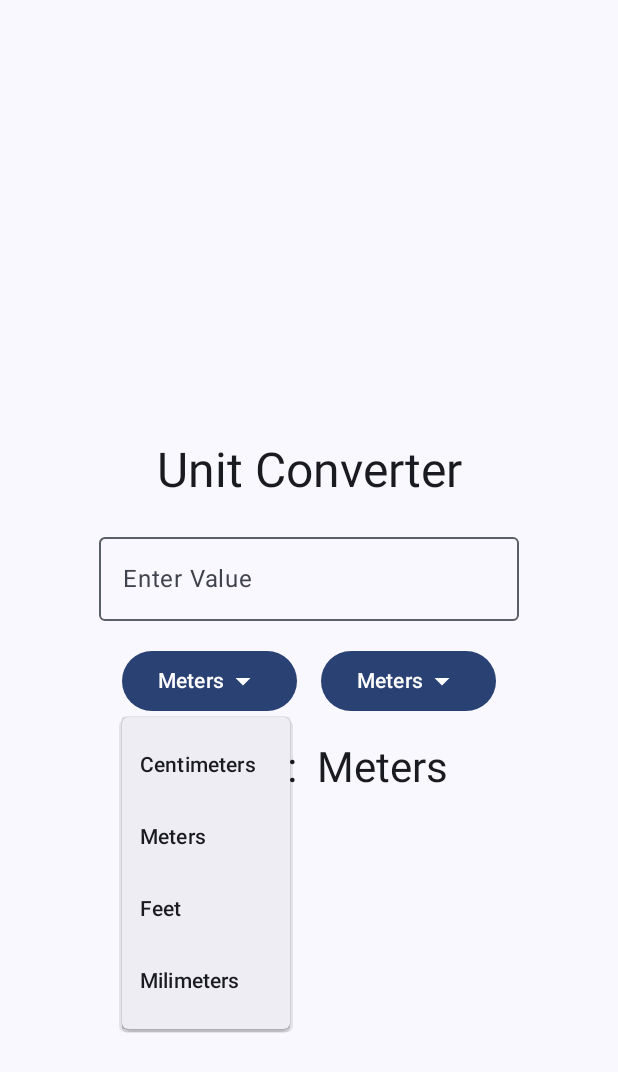
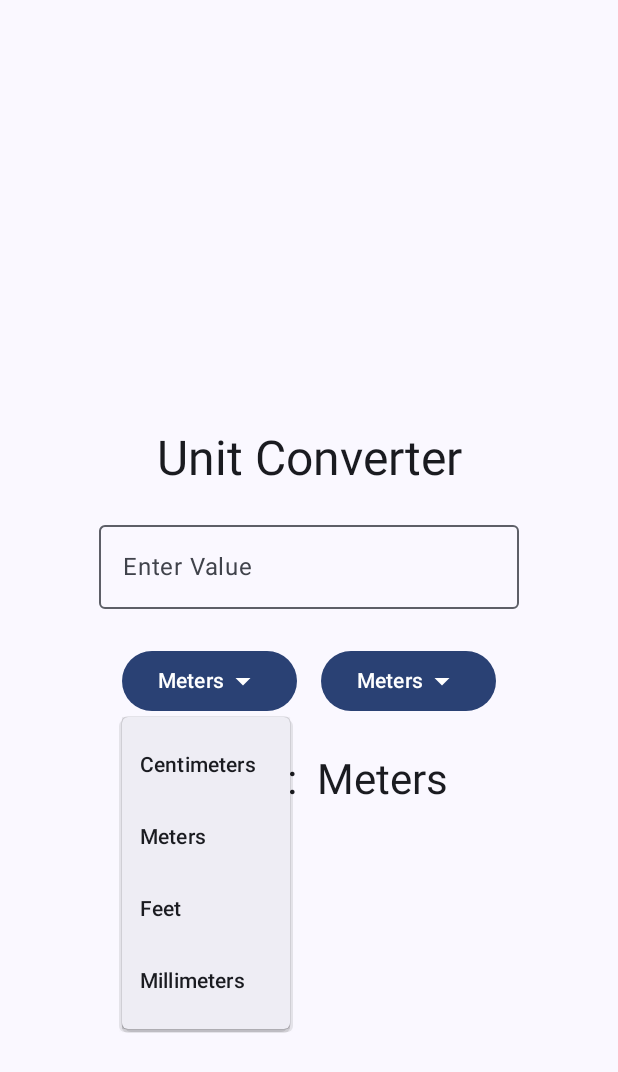
Before and after one commit to NehemiahBuildApps-dev/ShoppinListApp, an Android app built with Jetpack Compose: the screen it shows after launch (MainActivity), after a tap on "Meters", on a phone screen of 412 x 824 dp. Shown: the top 1072 px of the screen. Run offline under Robolectric (Android 15) with nearby library versions, the phone set to English and light mode, and no system bars.

Commit message:
initial commit

```diff
--- a/app/src/main/java/com/project/unitconverter/MainActivity.kt
+++ b/app/src/main/java/com/project/unitconverter/MainActivity.kt
@@ -3,29 +3,11 @@ package com.project.unitconverter
 import android.os.Bundle
 import androidx.activity.ComponentActivity
 import androidx.activity.compose.setContent
-import androidx.compose.foundation.layout.Arrangement
-import androidx.compose.foundation.layout.Box
-import androidx.compose.foundation.layout.Column
-import androidx.compose.foundation.layout.Row
-import androidx.compose.foundation.layout.Spacer
-import androidx.compose.foundation.layout.fillMaxSize
-import androidx.compose.foundation.layout.height
-import androidx.compose.foundation.layout.width
+import androidx.compose.foundation.layout.*
 import androidx.compose.material.icons.Icons
 import androidx.compose.material.icons.filled.ArrowDropDown
-import androidx.compose.material3.Button
-import androidx.compose.material3.DropdownMenu
-import androidx.compose.material3.DropdownMenuItem
-import androidx.compose.material3.Icon
-import androidx.compose.material3.MaterialTheme
-import androidx.compose.material3.OutlinedTextField
-import androidx.compose.material3.Surface
-import androidx.compose.material3.Text
-import androidx.compose.runtime.Composable
-import androidx.compose.runtime.getValue
-import androidx.compose.runtime.mutableStateOf
-import androidx.compose.runtime.remember
-import androidx.compose.runtime.setValue
+import androidx.compose.material3.*
+import androidx.compose.runtime.*
 import androidx.compose.ui.Alignment
 import androidx.compose.ui.Modifier
 import androidx.compose.ui.graphics.Color
@@ -42,175 +24,136 @@ class MainActivity : ComponentActivity() {
         super.onCreate(savedInstanceState)
         setContent {
             UnitConverterTheme {
-                // A surface container using the 'background' color
-                // from the theme
                 Surface(
                     modifier = Modifier.fillMaxSize(),
                     color = MaterialTheme.colorScheme.background
                 ) {
                     UnitConverter()
-
                 }
             }
         }
     }
 }
 
-
 @Composable
-fun UnitConverter(){
-
+fun UnitConverter() {
     var inputValue by remember { mutableStateOf("") }
     var outputValue by remember { mutableStateOf("") }
     var inputUnit by remember { mutableStateOf("Meters") }
     var outputUnit by remember { mutableStateOf("Meters") }
     var iExpanded by remember { mutableStateOf(false) }
     var oExpanded by remember { mutableStateOf(false) }
-    val conversionFactor = remember { mutableStateOf(1.00) }
-    val oConversionFactor = remember { mutableStateOf(1.00) }
-
+    val conversionFactor = remember { mutableStateOf(1.0) }
+    val oConversionFactor = remember { mutableStateOf(1.0) }
 
     val customTextStyle = TextStyle(
-        fontFamily = FontFamily.Default, // Replace with your desired font family
-        fontSize = 16.sp, // Replace with your desired font size
-        color = Color.Red // Replace with your desired text color
+        fontFamily = FontFamily.Default,
+        fontSize = 16.sp,
+        color = Color.Red
     )
 
-    fun convertUnits(){
-
-        // ?: - elvis operator
+    fun convertUnits() {
         val inputValueDouble = inputValue.toDoubleOrNull() ?: 0.0
-        val result = (inputValueDouble * conversionFactor.value * 100.0 / oConversionFactor.value).roundToInt() / 100.0
+        val result = (inputValueDouble * conversionFactor.value * 100.0 / oConversionFactor.value)
+            .roundToInt() / 100.0
         outputValue = result.toString()
     }
 
     Column(
-        modifier = Modifier.fillMaxSize(),
+        modifier = Modifier
+            .fillMaxSize()
+            .padding(24.dp),
         verticalArrangement = Arrangement.Center,
         horizontalAlignment = Alignment.CenterHorizontally
     ) {
-
-        // Here all the UI elements will be stacked below each other
         Text("Unit Converter", style = MaterialTheme.typography.headlineLarge)
         Spacer(modifier = Modifier.height(16.dp))
+
         OutlinedTextField(
             value = inputValue,
             onValueChange = {
                 inputValue = it
                 convertUnits()
-            // Here goes what should happen, when the Value of our OutlinedTextField changes
             },
-            label = {Text("Enter Value") })
-        Spacer(modifier = Modifier.height(16.dp))
-        Row {
-            // Input Box
+            label = { Text("Enter Value") },
+            textStyle = customTextStyle
+        )
+
+        Spacer(modifier = Modifier.height(24.dp))
+
+        Row(verticalAlignment = Alignment.CenterVertically) {
+            // Input Unit Selector
             Box {
-                // Input Button
                 Button(onClick = { iExpanded = true }) {
                     Text(text = inputUnit)
-                    Icon(Icons.Default.ArrowDropDown,
-                        contentDescription = "Arrow Down")
+                    Icon(
+                        Icons.Default.ArrowDropDown,
+                        contentDescription = "Select Input Unit"
+                    )
                 }
                 DropdownMenu(expanded = iExpanded, onDismissRequest = { iExpanded = false }) {
+                    listOf(
+                        "Centimeters" to 0.01,
+                        "Meters" to 1.0,
+                        "Feet" to 0.3048,
+                        "Millimeters" to 0.001
+                    ).forEach { (unit, factor) ->
                         DropdownMenuItem(
-                        text = { Text("Centimeters") },
+                            text = { Text(unit) },
                             onClick = {
                                 iExpanded = false
-                            inputUnit = "Centimeters"
-                            conversionFactor.value = 0.01
-                            convertUnits()
-                        }
-                    )
-                    DropdownMenuItem(
-                        text = { Text("Meters") },
-                        onClick = {
-                            iExpanded = false
-                            inputUnit = "Meters"
-                            conversionFactor.value = 1.0
-                            convertUnits()
-                        }
-                    )
-                    DropdownMenuItem(
-                        text = { Text("Feet") },
-                        onClick = {
-                            iExpanded = false
-                            inputUnit = "Feet"
-                            conversionFactor.value = 0.3048
-                            convertUnits() }
-                    )
-                    DropdownMenuItem(
-                        text = { Text("Milimeters") },
-                        onClick = {
-                            iExpanded = false
-                            inputUnit = "Milimeters"
-                            conversionFactor.value = 0.001
+                                inputUnit = unit
+                                conversionFactor.value = factor
                                 convertUnits()
                             }
                         )
                     }
                 }
+            }
+
             Spacer(modifier = Modifier.width(16.dp))
-            // Output Box
+
+            // Output Unit Selector
             Box {
-                // Output Button
                 Button(onClick = { oExpanded = true }) {
                     Text(text = outputUnit)
-                    Icon(Icons.Default.ArrowDropDown,
-                        contentDescription = "Arrow Down")
+                    Icon(
+                        Icons.Default.ArrowDropDown,
+                        contentDescription = "Select Output Unit"
+                    )
                 }
                 DropdownMenu(expanded = oExpanded, onDismissRequest = { oExpanded = false }) {
+                    listOf(
+                        "Centimeters" to 0.01,
+                        "Meters" to 1.0,
+                        "Feet" to 0.3048,
+                        "Millimeters" to 0.001
+                    ).forEach { (unit, factor) ->
                         DropdownMenuItem(
-                        text = { Text("Centimeters") },
+                            text = { Text(unit) },
                             onClick = {
                                 oExpanded = false
-                            outputUnit = "Centimeters"
-                            oConversionFactor.value = 0.01
-                            convertUnits()
-                        }
-                    )
-                    DropdownMenuItem(
-                        text = { Text("Meters") },
-                        onClick = {
-                            oExpanded = false
-                            outputUnit = "Meters"
-                            oConversionFactor.value = 1.00
-                            convertUnits()
-                        }
-                    )
-                    DropdownMenuItem(
-                        text = { Text("Feet") },
-                        onClick = {
-                            oExpanded = false
-                            outputUnit = "Feet"
-                            oConversionFactor.value = 0.3048
-                            convertUnits()
-                        }
-                    )
-                    DropdownMenuItem(
-                        text = { Text("Milimeters") },
-                        onClick = {
-                            oExpanded = false
-                            outputUnit = "Milimeters"
-                            oConversionFactor.value = 0.001
+                                outputUnit = unit
+                                oConversionFactor.value = factor
                                 convertUnits()
                             }
                         )
                     }
                 }
-            // Here all the UI elements will be stacked next to each other
+            }
+        }
 
-        }
-        Spacer(modifier = Modifier.height(16.dp))
-        // Result Text
-        Text("Result: $outputValue $outputUnit",
+        Spacer(modifier = Modifier.height(24.dp))
+
+        Text(
+            "Result: $outputValue $outputUnit",
             style = MaterialTheme.typography.headlineMedium
         )
     }
 }
 
-
 @Preview(showBackground = true)
 @Composable
-fun UnitConverterPreview(){
+fun UnitConverterPreview() {
     UnitConverter()
 }
```
Lines whose indentation alone changed are shown as unchanged.
